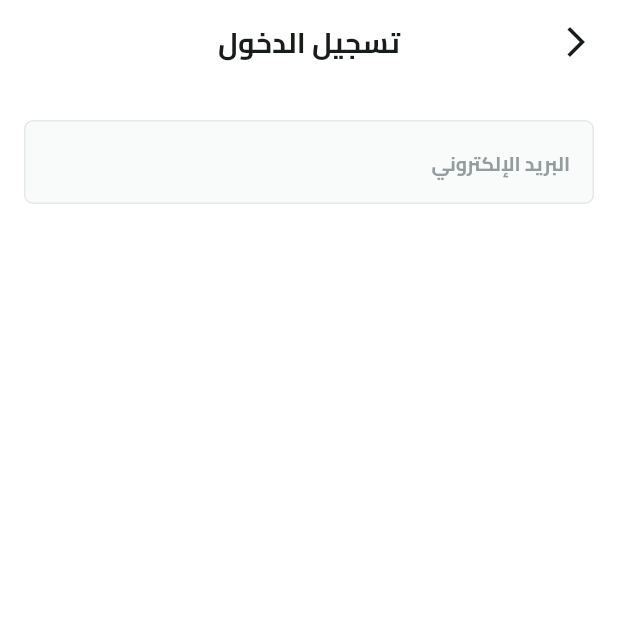
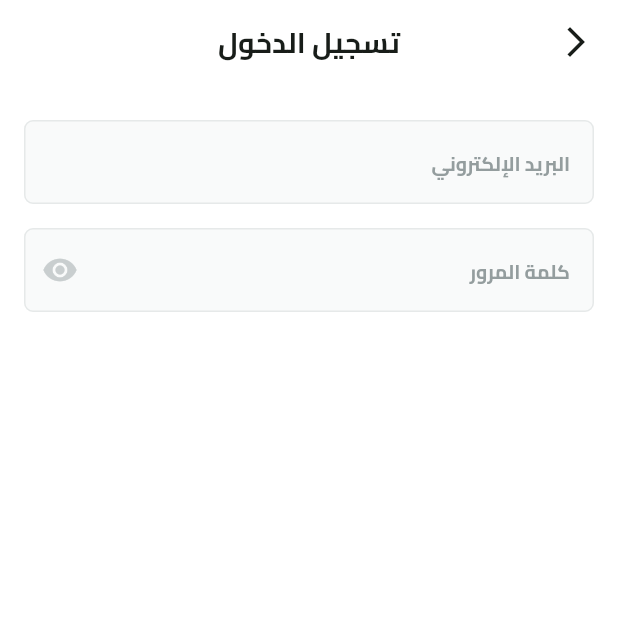
Before and after one commit to Kubbany/fruits_hub, a Flutter app: the screen it shows after launch, after a tap on "تخط", on a phone screen of 412 x 824 dp, the top half of it. Run offline on Flutter 3.47's test engine with Material 3 defaults, Android fonts, the phone set to English and light mode, and no system bars; our stand-ins replace dots_indicator, shared_preferences; missing offline and left inert: svg_flutter.

Commit message:
finishing custom form fields

```diff
--- a/lib/Features/authentication/presentation/views/widgets/login_view_body.dart
+++ b/lib/Features/authentication/presentation/views/widgets/login_view_body.dart
@@ -1,5 +1,6 @@
 import 'package:flutter/material.dart';
 import 'package:fruits_hub/core/utils/widgets/custom_app_bar.dart';
+import 'package:fruits_hub/core/utils/widgets/custom_password_form_field.dart';
 import 'package:fruits_hub/core/utils/widgets/custom_text_form_field.dart';
 
 class LoginViewBody extends StatelessWidget {
@@ -14,12 +15,18 @@ class LoginViewBody extends StatelessWidget {
         child: CustomScrollView(
           slivers: <Widget>[
             SliverToBoxAdapter(
-              child: SizedBox(height: 24),
-            ),
-            SliverToBoxAdapter(
-              child: CustomTextFormField(
-                hintText: 'البريد الإلكتروني',
-                keyboardType: TextInputType.emailAddress,
+              child: Column(
+                children: <Widget>[
+                  SizedBox(height: 24),
+                  CustomTextFormField(
+                    hintText: 'البريد الإلكتروني',
+                    keyboardType: TextInputType.emailAddress,
+                  ),
+                  SizedBox(height: 16),
+                  CustomPasswordFormField(
+                    hintText: 'كلمة المرور',
+                  ),
+                ],
               ),
             ),
           ],
--- /dev/null
+++ b/lib/core/utils/text_form_field_style.dart
@@ -0,0 +1,18 @@
+import 'package:flutter/material.dart';
+import 'package:fruits_hub/core/utils/app_text_styles.dart';
+
+abstract class TextFormFieldStyle {
+  static final TextStyle hintStyle = TextStyles.bold13.copyWith(color: const Color(0xFF949D9E));
+  static const bool filled = true;
+  static const fillColor = Color(0xFFF9FAFA);
+  static const iconsColor = Color(0xFFC9CECF);
+  static OutlineInputBorder buildBorder() {
+    return OutlineInputBorder(
+      borderRadius: BorderRadius.circular(6),
+      borderSide: const BorderSide(
+        width: 1,
+        color: Color(0xFFE6E9E9),
+      ),
+    );
+  }
+}
--- /dev/null
+++ b/lib/core/utils/widgets/custom_password_form_field.dart
@@ -0,0 +1,43 @@
+import 'package:flutter/material.dart';
+import 'package:fruits_hub/core/utils/text_form_field_style.dart';
+
+class CustomPasswordFormField extends StatefulWidget {
+  const CustomPasswordFormField({super.key, required this.hintText});
+  final String hintText;
+
+  @override
+  State<CustomPasswordFormField> createState() => _CustomPasswordFormFieldState();
+}
+
+class _CustomPasswordFormFieldState extends State<CustomPasswordFormField> {
+  bool isVisiblePassword = false;
+  @override
+  Widget build(BuildContext context) {
+    return TextFormField(
+      obscureText: !isVisiblePassword,
+      decoration: InputDecoration(
+        hint: Text(
+          widget.hintText,
+          style: TextFormFieldStyle.hintStyle,
+        ),
+        filled: TextFormFieldStyle.filled,
+        fillColor: TextFormFieldStyle.fillColor,
+        border: TextFormFieldStyle.buildBorder(),
+        enabledBorder: TextFormFieldStyle.buildBorder(),
+        focusedBorder: TextFormFieldStyle.buildBorder(),
+        suffixIcon: IconButton(
+          icon: Icon(
+            !isVisiblePassword ? Icons.visibility : Icons.visibility_off,
+            color: TextFormFieldStyle.iconsColor,
+          ),
+          onPressed: () {
+            isVisiblePassword = !isVisiblePassword;
+            setState(
+              () {},
+            );
+          },
+        ),
+      ),
+    );
+  }
+}
--- a/lib/core/utils/widgets/custom_text_form_field.dart
+++ b/lib/core/utils/widgets/custom_text_form_field.dart
@@ -1,57 +1,24 @@
 import 'package:flutter/material.dart';
-import 'package:fruits_hub/core/utils/app_text_styles.dart';
+import 'package:fruits_hub/core/utils/text_form_field_style.dart';
 
 class CustomTextFormField extends StatelessWidget {
-  const CustomTextFormField({
-    super.key,
-    this.hintText,
-    this.keyboardType,
-    this.labelText,
-    this.prefixIcon,
-    this.suffixIcon,
-  });
-  final String? hintText, labelText;
-  final IconData? prefixIcon, suffixIcon;
-
+  const CustomTextFormField({super.key, required this.hintText, this.keyboardType});
+  final String hintText;
   final TextInputType? keyboardType;
   @override
   Widget build(BuildContext context) {
     return TextFormField(
       keyboardType: keyboardType,
       decoration: InputDecoration(
-        hint: hintText != null
-            ? Text(
-                hintText!,
-                style: TextStyles.bold13.copyWith(
-                  color: const Color(0xFF949D9E),
-                ),
-              )
-            : null,
-        label: labelText != null
-            ? Text(
-                labelText!,
-                style: TextStyles.bold13.copyWith(
-                  color: const Color(0xFF949D9E),
-                ),
-              )
-            : null,
-        prefixIcon: prefixIcon != null ? Icon(prefixIcon) : null,
-        suffixIcon: suffixIcon != null ? Icon(suffixIcon) : null,
-        filled: true,
-        fillColor: const Color(0xFFF9FAFA),
-        border: buildBorder(),
-        enabledBorder: buildBorder(),
-        focusedBorder: buildBorder(),
-      ),
-    );
-  }
-
-  OutlineInputBorder buildBorder() {
-    return OutlineInputBorder(
-      borderRadius: BorderRadius.circular(6),
-      borderSide: const BorderSide(
-        width: 1,
-        color: Color(0xFFE6E9E9),
+        hint: Text(
+          hintText,
+          style: TextFormFieldStyle.hintStyle,
+        ),
+        filled: TextFormFieldStyle.filled,
+        fillColor: TextFormFieldStyle.fillColor,
+        border: TextFormFieldStyle.buildBorder(),
+        enabledBorder: TextFormFieldStyle.buildBorder(),
+        focusedBorder: TextFormFieldStyle.buildBorder(),
       ),
     );
   }
```
